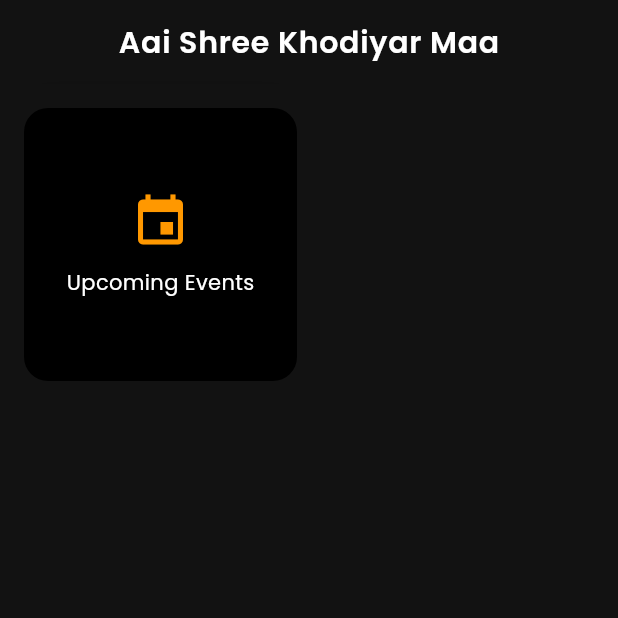
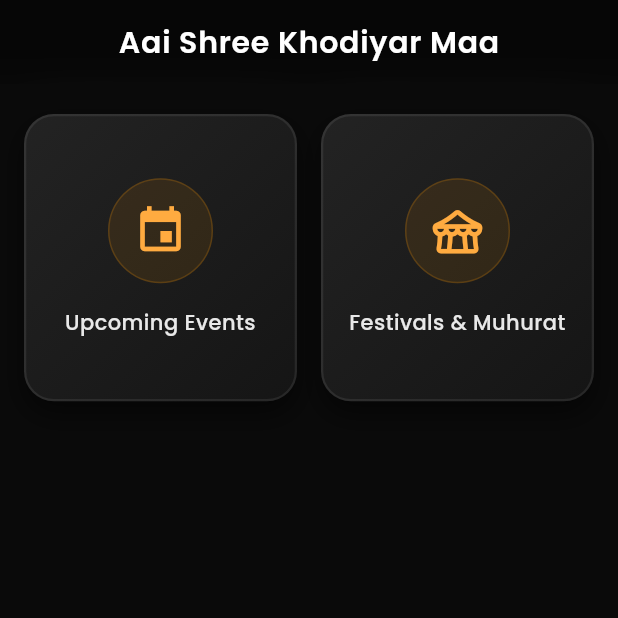
Before and after one commit to Smit231101/Bhakti-Setu, a Flutter app: the screen it shows after launch, on a phone screen of 412 x 824 dp, the top half of it. Run offline on Flutter 3.47's test engine with Material 3 defaults, Android fonts, the phone set to English and light mode, and no system bars; our stand-ins replace cloud_firestore, dio, firebase_core, google_fonts; accounts and stored records are empty.

Commit message:
Update home screen UI and UX

```diff
--- a/lib/presentation/screens/home/home_screen.dart
+++ b/lib/presentation/screens/home/home_screen.dart
@@ -1,22 +1,40 @@
 import 'dart:ui';
-
-import 'package:bhakti_setu/presentation/screens/event/event_screen.dart';
 import 'package:flutter/material.dart';
 import 'package:google_fonts/google_fonts.dart';
+import 'package:bhakti_setu/presentation/screens/event/event_screen.dart';
+import 'package:bhakti_setu/presentation/screens/festival/festival_screen.dart';
 
 class HomeScreen extends StatelessWidget {
   const HomeScreen({super.key});
 
   @override
   Widget build(BuildContext context) {
+    final menuItems = <_HomeMenuItem>[
+      _HomeMenuItem(
+        title: "Upcoming Events",
+        icon: Icons.event,
+        builder: (_) => const EventScreen(),
+      ),
+      _HomeMenuItem(
+        title: "Festivals & Muhurat",
+        icon: Icons.festival_rounded,
+        builder: (_) => const FestivalScreen(),
+      ),
+    ];
+
+    final topPadding = MediaQuery.of(context).padding.top + kToolbarHeight + 20;
+
     return Scaffold(
-      backgroundColor: const Color(0xFF121212),
+      backgroundColor: const Color(
+        0xFF0A0A0A,
+      ),
+      extendBodyBehindAppBar: true,
       appBar: AppBar(
         elevation: 0,
-        backgroundColor: Colors.transparent,
+        backgroundColor: Colors.black.withOpacity(0.4),
         flexibleSpace: ClipRect(
           child: BackdropFilter(
-            filter: ImageFilter.blur(sigmaX: 10, sigmaY: 10),
+            filter: ImageFilter.blur(sigmaX: 15, sigmaY: 15),
             child: Container(color: Colors.transparent),
           ),
         ),
@@ -31,53 +49,180 @@ class HomeScreen extends StatelessWidget {
         ),
         centerTitle: true,
       ),
-      extendBodyBehindAppBar: true,
-      body: Padding(
-        padding: const EdgeInsets.all(16),
-        child: GridView.count(
+      body: GridView.builder(
+        padding: EdgeInsets.only(
+          top: topPadding,
+          left: 16,
+          right: 16,
+          bottom: 24,
+        ),
+        gridDelegate: const SliverGridDelegateWithFixedCrossAxisCount(
           crossAxisCount: 2,
           crossAxisSpacing: 16,
           mainAxisSpacing: 16,
-          children: [
-            _buildMenuCard(
-              context,
-              title: "Upcoming Events",
-              icon: Icons.event,
-              screen: EventScreen(),
-            ),
-          ],
+          childAspectRatio: 0.95,
         ),
+        itemCount: menuItems.length,
+        itemBuilder: (context, index) {
+          final item = menuItems[index];
+          return _PremiumMenuCard(
+            title: item.title,
+            icon: item.icon,
+            pageBuilder: item.builder,
+            index: index,
+          );
+        },
       ),
     );
   }
+}
 
-  Widget _buildMenuCard(
-    BuildContext context, {
-    required String title,
-    required IconData icon,
-    required Widget screen,
-  }) {
-    return InkWell(
-      onTap: () {
-        Navigator.push(
-          context,
-          MaterialPageRoute(builder: (context) => screen),
+class _PremiumMenuCard extends StatefulWidget {
+  final String title;
+  final IconData icon;
+  final WidgetBuilder pageBuilder;
+  final int index;
+
+  const _PremiumMenuCard({
+    required this.title,
+    required this.icon,
+    required this.pageBuilder,
+    required this.index,
+  });
+
+  @override
+  State<_PremiumMenuCard> createState() => _PremiumMenuCardState();
+}
+
+class _PremiumMenuCardState extends State<_PremiumMenuCard>
+    with SingleTickerProviderStateMixin {
+  late AnimationController _scaleController;
+  late Animation<double> _scaleAnimation;
+  bool _isHovered = false;
+
+  @override
+  void initState() {
+    super.initState();
+    _scaleController = AnimationController(
+      vsync: this,
+      duration: const Duration(milliseconds: 150),
+    );
+    _scaleAnimation = Tween<double>(begin: 1.0, end: 0.92).animate(
+      CurvedAnimation(parent: _scaleController, curve: Curves.easeInOut),
+    );
+  }
+
+  @override
+  void dispose() {
+    _scaleController.dispose();
+    super.dispose();
+  }
+
+  void _onTapDown(TapDownDetails details) => _scaleController.forward();
+  void _onTapUp(TapUpDetails details) => _scaleController.reverse();
+  void _onTapCancel() => _scaleController.reverse();
+
+  @override
+  Widget build(BuildContext context) {
+    return TweenAnimationBuilder<double>(
+      tween: Tween(begin: 0.0, end: 1.0),
+      duration: const Duration(milliseconds: 600),
+      curve: Curves.easeOutCubic,
+      builder: (context, value, child) {
+        return Transform.translate(
+          offset: Offset(0, 30 * (1 - value)),
+          child: Opacity(
+            opacity: value,
+            child: child,
+          ),
         );
       },
-      child: Container(
-        decoration: BoxDecoration(
-          color: Colors.black,
-          borderRadius: BorderRadius.circular(16),
-        ),
-        child: Column(
-          mainAxisAlignment: MainAxisAlignment.center,
-          children: [
-            Icon(icon, size: 40, color: Colors.orange),
-            const SizedBox(height: 10),
-            Text(title, style: GoogleFonts.poppins(color: Colors.white)),
-          ],
+      child: GestureDetector(
+        onTapDown: _onTapDown,
+        onTapUp: _onTapUp,
+        onTapCancel: _onTapCancel,
+        onTap: () {
+          Future.delayed(const Duration(milliseconds: 150), () {
+            if (mounted) {
+              Navigator.push(
+                context,
+                MaterialPageRoute(builder: widget.pageBuilder),
+              );
+            }
+          });
+        },
+        child: ScaleTransition(
+          scale: _scaleAnimation,
+          child: Container(
+            decoration: BoxDecoration(
+              borderRadius: BorderRadius.circular(20),
+              gradient: const LinearGradient(
+                begin: Alignment.topLeft,
+                end: Alignment.bottomRight,
+                colors: [Color(0xFF232323), Color(0xFF151515)],
+              ),
+              border: Border.all(
+                color: Colors.white.withOpacity(0.08),
+                width: 1.5,
+              ),
+              boxShadow: [
+                BoxShadow(
+                  color: Colors.black.withOpacity(0.5),
+                  blurRadius: 15,
+                  offset: const Offset(0, 8),
+                ),
+              ],
+            ),
+            child: Column(
+              mainAxisAlignment: MainAxisAlignment.center,
+              children: [
+                Container(
+                  padding: const EdgeInsets.all(16),
+                  decoration: BoxDecoration(
+                    shape: BoxShape.circle,
+                    color: Colors.orange.withOpacity(0.1),
+                    border: Border.all(
+                      color: Colors.orange.withOpacity(0.2),
+                      width: 1,
+                    ),
+                  ),
+                  child: Icon(
+                    widget.icon,
+                    size: 36,
+                    color: Colors.orangeAccent,
+                  ),
+                ),
+                const SizedBox(height: 16),
+                Padding(
+                  padding: const EdgeInsets.symmetric(horizontal: 12),
+                  child: Text(
+                    widget.title,
+                    textAlign: TextAlign.center,
+                    style: GoogleFonts.poppins(
+                      color: Colors.white.withOpacity(0.9),
+                      fontWeight: FontWeight.w500,
+                      fontSize: 14,
+                      letterSpacing: 0.3,
+                    ),
+                  ),
+                ),
+              ],
+            ),
+          ),
         ),
       ),
     );
   }
 }
+
+class _HomeMenuItem {
+  const _HomeMenuItem({
+    required this.title,
+    required this.icon,
+    required this.builder,
+  });
+
+  final String title;
+  final IconData icon;
+  final WidgetBuilder builder;
+}
```
